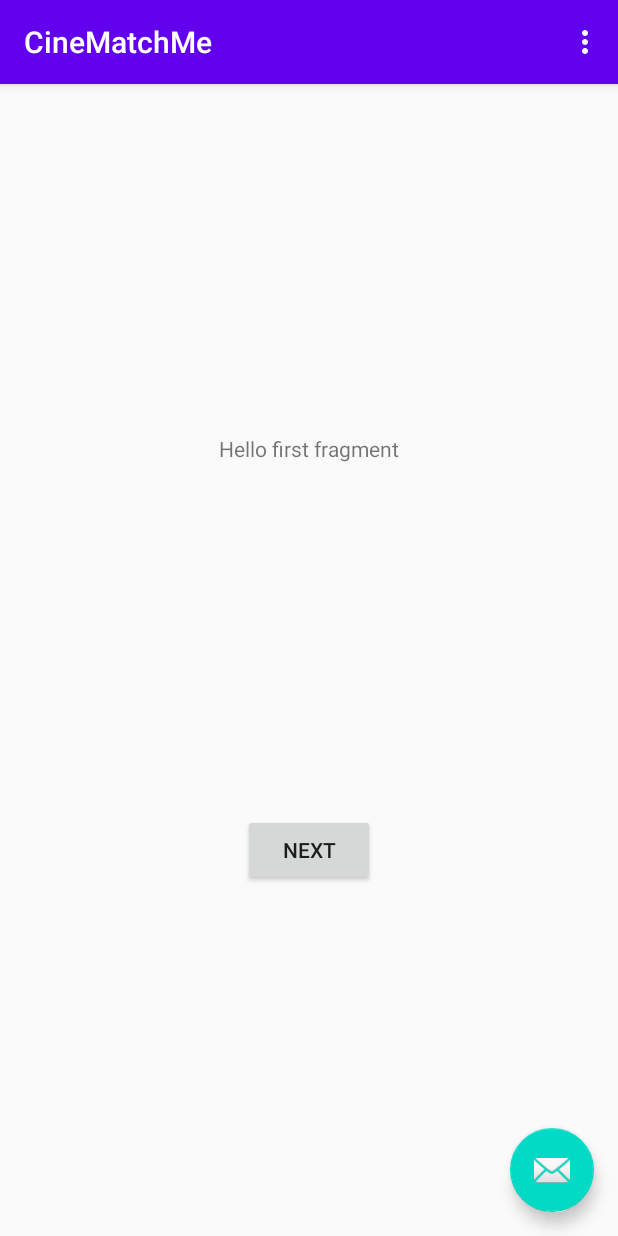
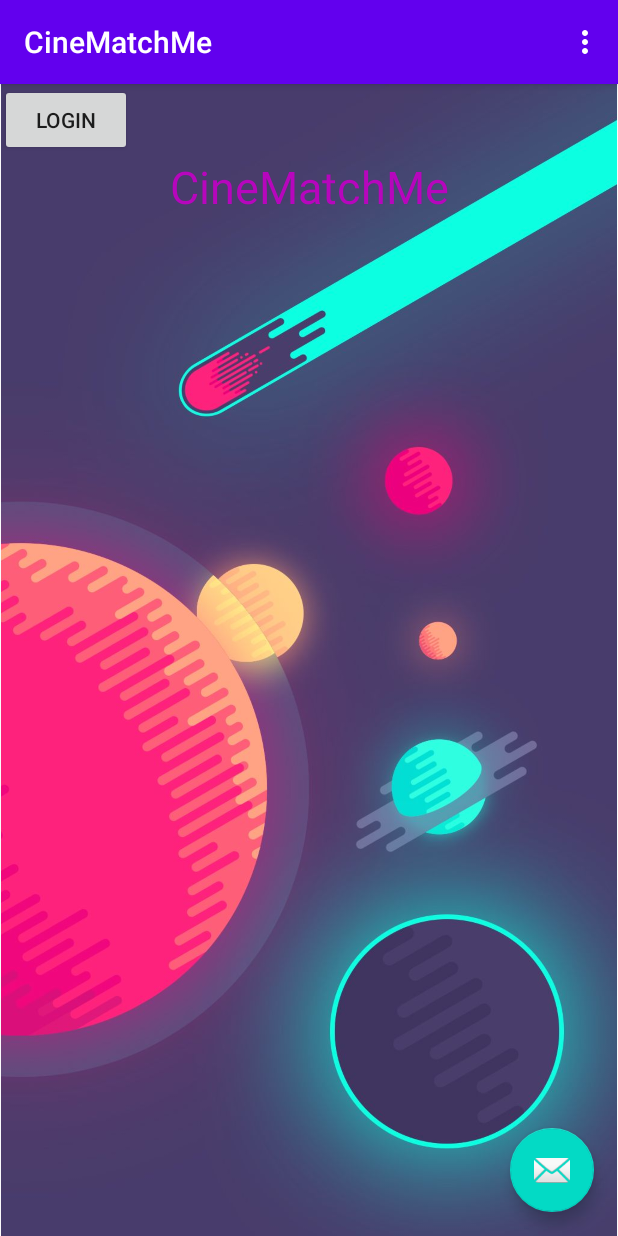
Before and after one commit to ChristosLabrou/CineMatchMe, an Android app: the screen it shows after launch (MainActivity), on a phone screen of 412 x 824 dp. Run offline under Robolectric (Android 15) with nearby library versions, the phone set to English and light mode, and no system bars.

Commit message:
Finished login view

```diff
--- a/app/src/main/java/com/example/cinematchme/Movie.java
+++ b/app/src/main/java/com/example/cinematchme/Movie.java
@@ -21,4 +21,5 @@ public class Movie {
 
 
 
+
 }
--- a/app/src/main/res/layout/content_main.xml
+++ b/app/src/main/res/layout/content_main.xml
@@ -2,18 +2,59 @@
 <androidx.constraintlayout.widget.ConstraintLayout
         xmlns:android="http://schemas.android.com/apk/res/android"
         xmlns:app="http://schemas.android.com/apk/res-auto"
-        android:layout_width="match_parent"
+        xmlns:tools="http://schemas.android.com/tools" android:layout_width="match_parent"
         android:layout_height="match_parent"
         app:layout_behavior="@string/appbar_scrolling_view_behavior">
-    <fragment
-            android:id="@+id/nav_host_fragment"
-            android:name="androidx.navigation.fragment.NavHostFragment"
-            android:layout_width="0dp"
-            android:layout_height="0dp"
-            app:layout_constraintLeft_toLeftOf="parent"
-            app:layout_constraintRight_toRightOf="parent"
-            app:layout_constraintTop_toTopOf="parent"
-            app:layout_constraintBottom_toBottomOf="parent"
-            app:defaultNavHost="true"
-            app:navGraph="@navigation/nav_graph"/>
+
+
+    <androidx.constraintlayout.widget.ConstraintLayout
+            android:layout_width="match_parent"
+            android:layout_height="wrap_content"
+            tools:ignore="MissingConstraints" android:id="@+id/frameLayout">
+        <ImageView
+                android:layout_width="wrap_content"
+                android:layout_height="wrap_content" app:srcCompat="@drawable/b1" android:id="@+id/imageView3"
+                app:layout_constraintStart_toStartOf="parent" app:layout_constraintTop_toTopOf="parent"
+        />
+        <Button
+                android:text="Login"
+                android:layout_width="wrap_content"
+                android:layout_height="wrap_content" android:id="@+id/button"
+                tools:layout_editor_absoluteY="451dp" tools:layout_editor_absoluteX="161dp"
+                android:onClick="sendMessage" />
+
+        />
+        <EditText
+                android:layout_width="wrap_content"
+                android:layout_height="wrap_content"
+                android:inputType="textPassword"
+                android:ems="10"
+                android:id="@+id/editTextTextPassword"
+                app:layout_constraintBottom_toTopOf="@+id/button" app:layout_constraintEnd_toEndOf="parent"
+                app:layout_constraintStart_toStartOf="parent"
+                android:autofillHints="email" android:hint="password"
+                android:textColorHighlight="#070101" android:textColorHint="#000000"
+                android:layout_marginBottom="60dp"/>
+        <EditText
+                android:layout_width="wrap_content"
+                android:layout_height="wrap_content"
+                android:inputType="textEmailAddress"
+                android:ems="10"
+                android:id="@+id/editTextTextEmailAddress"
+                android:autofillHints="password" android:hint="email"
+                tools:layout_editor_absoluteX="99dp"
+                android:textColorHint="#070000" android:textColorLink="#000000" android:textColorHighlight="#000000"
+                android:textColor="#020000" app:layout_constraintBottom_toTopOf="@+id/editTextTextPassword"
+                android:layout_marginBottom="52dp"/>
+        <TextView
+                android:text="CineMatchMe"
+                android:layout_width="wrap_content"
+                android:layout_height="wrap_content" android:id="@+id/textView"
+                app:layout_constraintTop_toTopOf="parent"
+                app:layout_constraintBottom_toBottomOf="parent" app:layout_constraintVertical_bias="0.066"
+                android:textSize="30sp" app:layout_constraintEnd_toEndOf="parent"
+                app:layout_constraintStart_toStartOf="parent"
+                android:visibility="visible" tools:visibility="visible" android:textColor="#B706BD"
+                android:textColorLink="#0DC893"/>
+    </androidx.constraintlayout.widget.ConstraintLayout>
 </androidx.constraintlayout.widget.ConstraintLayout>
```
Also changed, not shown: app/src/main/res/drawable/b1.jpg (added).
